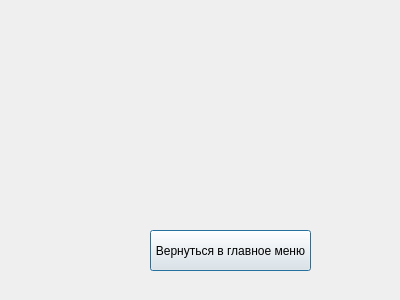
ddzhambekova/dzhambekova_d_o, file cookies1/toolswindow.ui: the form before one commit.
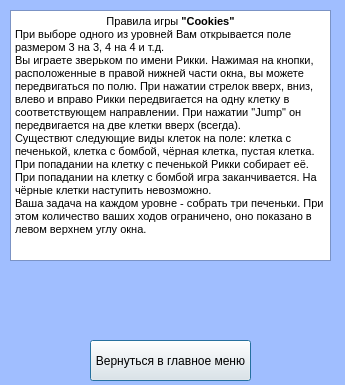
The form after the commit. Icons and pictures are not drawn.

Diff of the .ui file:
```diff
--- a/cookies1/toolswindow.ui
+++ b/cookies1/toolswindow.ui
@@ -6,10 +6,74 @@
    <rect>
     <x>0</x>
     <y>0</y>
-    <width>400</width>
-    <height>300</height>
+    <width>345</width>
+    <height>385</height>
    </rect>
   </property>
+  <property name="palette">
+   <palette>
+    <active>
+     <colorrole role="Base">
+      <brush brushstyle="SolidPattern">
+       <color alpha="255">
+        <red>255</red>
+        <green>255</green>
+        <blue>255</blue>
+       </color>
+      </brush>
+     </colorrole>
+     <colorrole role="Window">
+      <brush brushstyle="SolidPattern">
+       <color alpha="255">
+        <red>160</red>
+        <green>190</green>
+        <blue>255</blue>
+       </color>
+      </brush>
+     </colorrole>
+    </active>
+    <inactive>
+     <colorrole role="Base">
+      <brush brushstyle="SolidPattern">
+       <color alpha="255">
+        <red>255</red>
+        <green>255</green>
+        <blue>255</blue>
+       </color>
+      </brush>
+     </colorrole>
+     <colorrole role="Window">
+      <brush brushstyle="SolidPattern">
+       <color alpha="255">
+        <red>160</red>
+        <green>190</green>
+        <blue>255</blue>
+       </color>
+      </brush>
+     </colorrole>
+    </inactive>
+    <disabled>
+     <colorrole role="Base">
+      <brush brushstyle="SolidPattern">
+       <color alpha="255">
+        <red>160</red>
+        <green>190</green>
+        <blue>255</blue>
+       </color>
+      </brush>
+     </colorrole>
+     <colorrole role="Window">
+      <brush brushstyle="SolidPattern">
+       <color alpha="255">
+        <red>160</red>
+        <green>190</green>
+        <blue>255</blue>
+       </color>
+      </brush>
+     </colorrole>
+    </disabled>
+   </palette>
+  </property>
   <property name="windowTitle">
    <string>Cookies: Tools</string>
   </property>
@@ -20,8 +84,8 @@
   <widget class="QPushButton" name="backToFWButton">
    <property name="geometry">
     <rect>
-     <x>150</x>
-     <y>230</y>
+     <x>90</x>
+     <y>340</y>
      <width>161</width>
      <height>41</height>
     </rect>
@@ -30,6 +94,27 @@
     <string>Вернуться в главное меню</string>
    </property>
   </widget>
+  <widget class="QTextBrowser" name="textBrowser">
+   <property name="geometry">
+    <rect>
+     <x>10</x>
+     <y>10</y>
+     <width>321</width>
+     <height>251</height>
+    </rect>
+   </property>
+   <property name="html">
+    <string>&lt;!DOCTYPE HTML PUBLIC &quot;-//W3C//DTD HTML 4.0//EN&quot; &quot;http://www.w3.org/TR/REC-html40/strict.dtd&quot;&gt;
+&lt;html&gt;&lt;head&gt;&lt;meta name=&quot;qrichtext&quot; content=&quot;1&quot; /&gt;&lt;style type=&quot;text/css&quot;&gt;
+p, li { white-space: pre-wrap; }
+&lt;/style&gt;&lt;/head&gt;&lt;body style=&quot; font-family:'MS Shell Dlg 2'; font-size:8.25pt; font-weight:400; font-style:normal;&quot;&gt;
+&lt;p align=&quot;center&quot; style=&quot; margin-top:0px; margin-bottom:0px; margin-left:0px; margin-right:0px; -qt-block-indent:0; text-indent:0px;&quot;&gt;Правила игры &lt;span style=&quot; font-weight:600;&quot;&gt;&amp;quot;Cookies&amp;quot;&lt;/span&gt;&lt;/p&gt;
+&lt;p style=&quot; margin-top:0px; margin-bottom:0px; margin-left:0px; margin-right:0px; -qt-block-indent:0; text-indent:0px;&quot;&gt;При выборе одного из уровней Вам открывается поле размером 3 на 3, 4 на 4 и т.д.&lt;/p&gt;
+&lt;p style=&quot; margin-top:0px; margin-bottom:0px; margin-left:0px; margin-right:0px; -qt-block-indent:0; text-indent:0px;&quot;&gt;Вы играете зверьком по имени Рикки. Нажимая на кнопки, расположенные в правой нижней части окна, вы можете передвигаться по полю. При нажатии стрелок вверх, вниз, влево и вправо Рикки передвигается на одну клетку в соответствующем направлении. При нажатии &amp;quot;Jump&amp;quot; он передвигается на две клетки вверх (всегда).&lt;/p&gt;
+&lt;p style=&quot; margin-top:0px; margin-bottom:0px; margin-left:0px; margin-right:0px; -qt-block-indent:0; text-indent:0px;&quot;&gt;Существют следующие виды клеток на поле: клетка с печенькой, клетка с бомбой, чёрная клетка, пустая клетка. При попадании на клетку с печенькой Рикки собирает её. При попадании на клетку с бомбой игра заканчивается. На чёрные клетки наступить невозможно.&lt;/p&gt;
+&lt;p style=&quot; margin-top:0px; margin-bottom:0px; margin-left:0px; margin-right:0px; -qt-block-indent:0; text-indent:0px;&quot;&gt;Ваша задача на каждом уровне - собрать три печеньки. При этом количество ваших ходов ограничено, оно показано в левом верхнем углу окна.&lt;/p&gt;&lt;/body&gt;&lt;/html&gt;</string>
+   </property>
+  </widget>
  </widget>
  <resources>
   <include location="../../images/resource.qrc"/>
```
Left out of the diff: 4 changed lines with no effect on the pictures.
